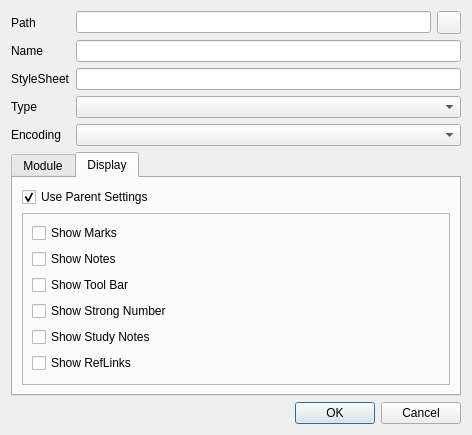
Qt form src/ui/dialog/moduleconfigdialog.ui (metaxy/openBibleViewer) before a commit.
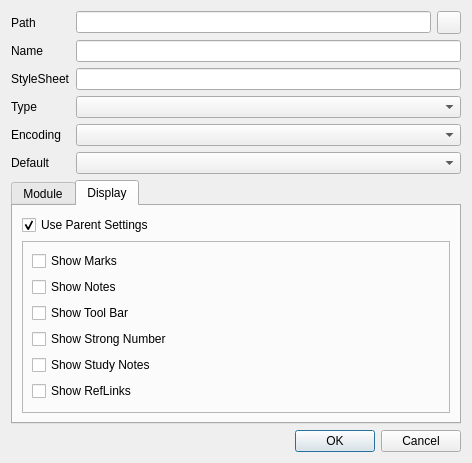
The same form after that commit. Icons and pictures are not drawn.

```diff
--- a/src/ui/dialog/moduleconfigdialog.ui
+++ b/src/ui/dialog/moduleconfigdialog.ui
@@ -84,6 +84,16 @@
      <item row="2" column="1">
       <widget class="QLineEdit" name="lineEdit_styleSheet"/>
      </item>
+     <item row="5" column="0">
+      <widget class="QLabel" name="label_8">
+       <property name="text">
+        <string>Default</string>
+       </property>
+      </widget>
+     </item>
+     <item row="5" column="1">
+      <widget class="QComboBox" name="comboBox_defaultModule"/>
+     </item>
     </layout>
    </item>
    <item>
```
